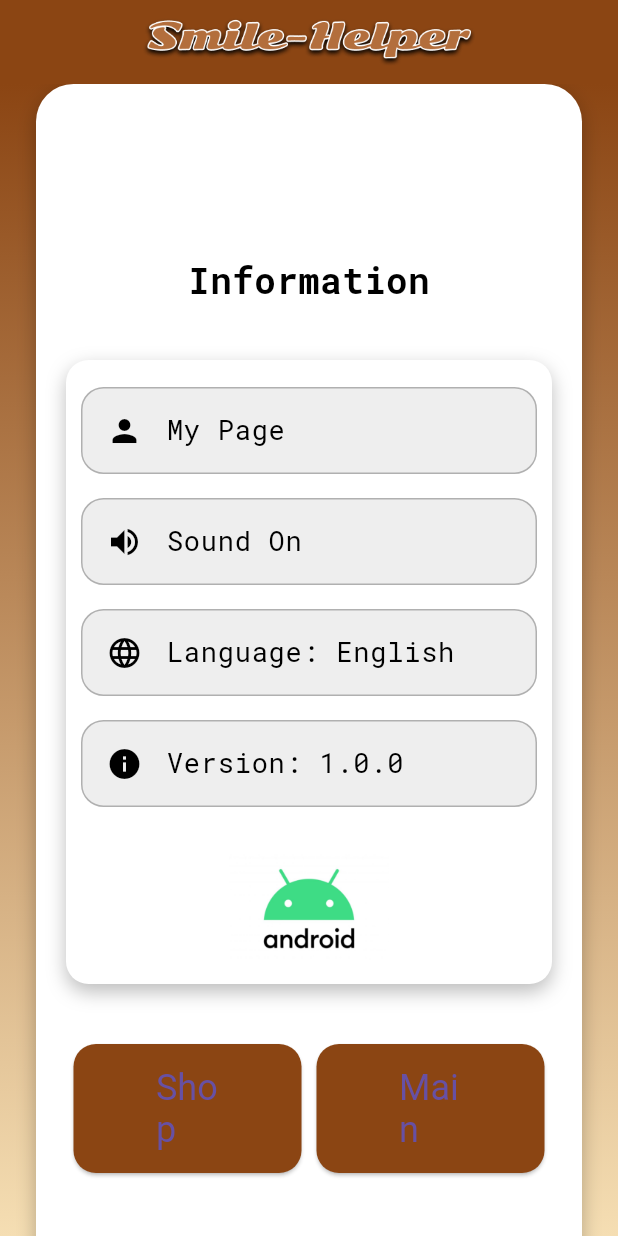
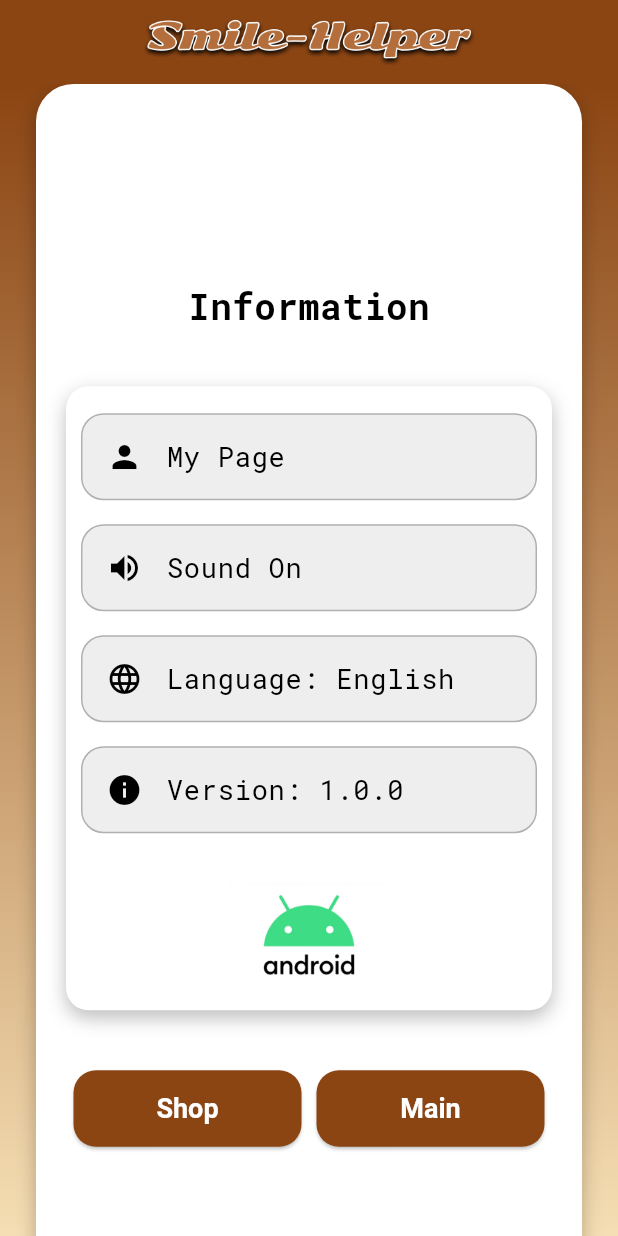
Before and after one commit to namduhus/facialFit-frontend, a Flutter app: the Setting screen opened by its route, on a phone screen of 412 x 824 dp. Run offline on Flutter 3.47's test engine with Material 3 defaults, Android fonts, the phone set to English and light mode, and no system bars; our stand-ins replace audioplayers, camera, fl_chart, flutter_screenutil, get, google_fonts and 7 more; missing offline and left inert: animated_button, google_mlkit_commons, google_mlkit_face_detection; accounts and stored records are empty; network calls fail.

Commit message:
ui 조금 수정

```diff
--- a/lib/main/setting.dart
+++ b/lib/main/setting.dart
@@ -128,14 +128,23 @@ class _SettingState extends State<Setting> {
                               );
                             },
                             style: ElevatedButton.styleFrom(
-                              backgroundColor: Color(0xFF8B4513),
+                              backgroundColor: Color(0xFF8B4513), // 버튼 색상 흰색으로 변경
                               padding: EdgeInsets.symmetric(horizontal: 55, vertical: 15),
-                              textStyle: TextStyle(fontSize: 24),
+                              textStyle: TextStyle(
+                                fontSize: 18,
+                                fontWeight: FontWeight.bold, // 글씨체 굵게
+                              ),
                               shape: RoundedRectangleBorder(
                                 borderRadius: BorderRadius.circular(15),
                               ),
                             ),
-                            child: Text('Shop'),
+                            child: Text(
+                              'Shop',
+                              style: TextStyle(
+                                color: Colors.white, // 글씨 색상 변경
+                                fontWeight: FontWeight.bold,
+                              ),
+                            ),
                           ),
                         ),
                       ),
@@ -150,14 +159,23 @@ class _SettingState extends State<Setting> {
                               );
                             },
                             style: ElevatedButton.styleFrom(
-                              backgroundColor: Color(0xFF8B4513),
+                              backgroundColor: Color(0xFF8B4513), // 버튼 색상 흰색으로 변경
                               padding: EdgeInsets.symmetric(horizontal: 55, vertical: 15),
-                              textStyle: TextStyle(fontSize: 24),
+                              textStyle: TextStyle(
+                                fontSize: 18,
+                                fontWeight: FontWeight.bold, // 글씨체 굵게
+                              ),
                               shape: RoundedRectangleBorder(
                                 borderRadius: BorderRadius.circular(15),
                               ),
                             ),
-                            child: Text('Main'),
+                            child: Text(
+                              'Main',
+                              style: TextStyle(
+                                color: Colors.white, // 글씨 색상 변경
+                                fontWeight: FontWeight.bold,
+                              ),
+                            ),
                           ),
                         ),
                       ),
--- a/lib/main/statistics.dart
+++ b/lib/main/statistics.dart
@@ -36,7 +36,7 @@ extension ExpressionTypeExtension on ExpressionType {
       return 'PUCKER_LIPS';
       case ExpressionType.OPEN_MOUTH:
       return 'OPEN_MOUTH';
-      case ExpressionType.SURPRISE:\
+      case ExpressionType.SURPRISE:
       return 'SURPRISE';
       case ExpressionType.TEMP1:
       return 'TEMP1';
```
Also changed, not shown: lib/register_main.dart (+28 -27 lines).
